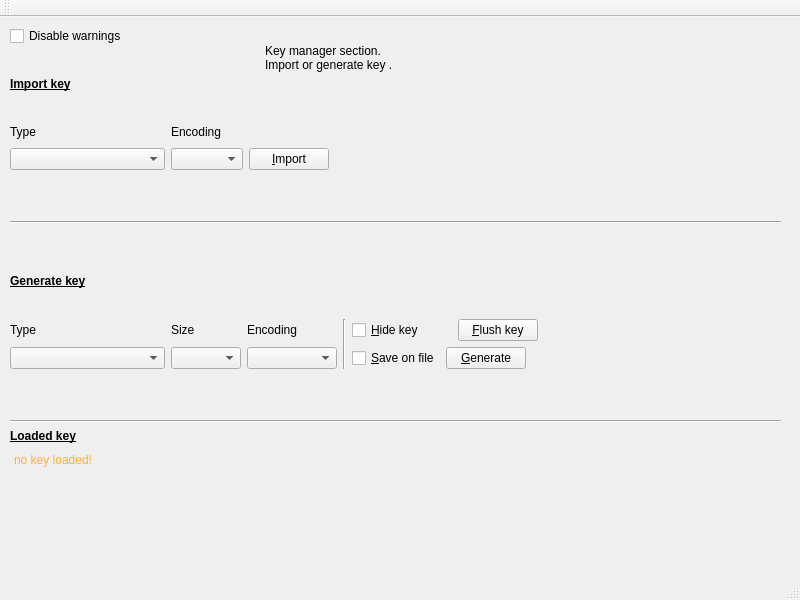
This is mainwindow.ui in redazzalpha/xkrypt as Qt 5 draws it before an edit. The edited form follows.
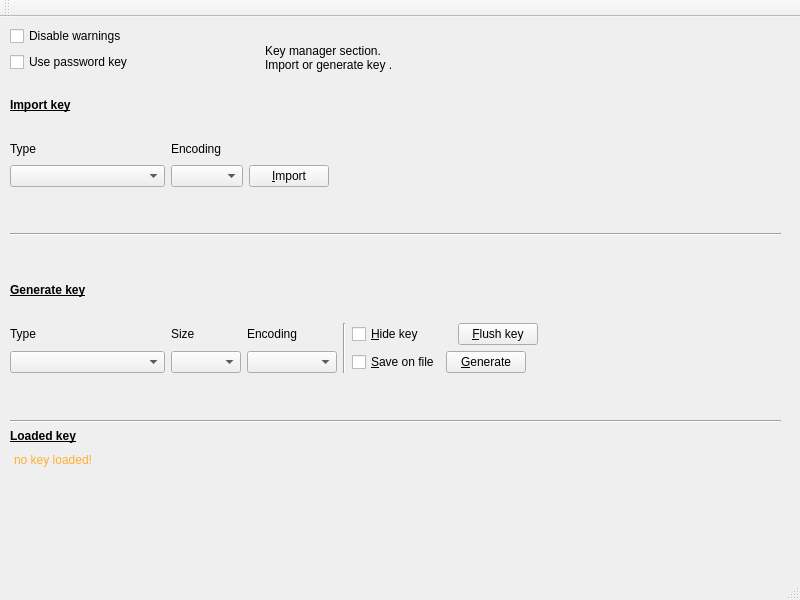
This is the edited form. The open tabs and pages were chosen to show the change. Icons and pictures are not drawn.

Commit message: add base salted password key derivation

```diff
--- a/mainwindow.ui
+++ b/mainwindow.ui
@@ -53,6 +53,13 @@
          </property>
         </widget>
        </item>
+       <item>
+        <widget class="QCheckBox" name="m_keyMPk">
+         <property name="text">
+          <string>Use password key</string>
+         </property>
+        </widget>
+       </item>
        <item>
         <spacer name="spacer">
          <property name="orientation">
```
Left out of the diff: 20 changed lines with no effect on the pictures. The commit also changes 23 other files.
